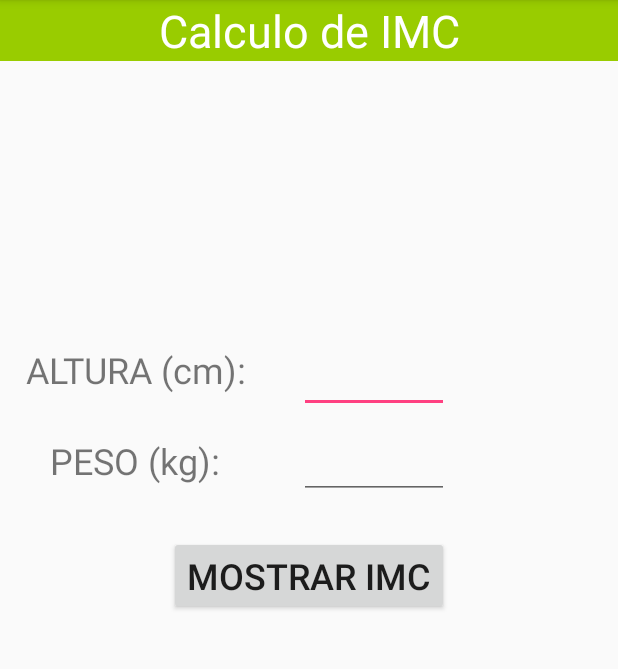
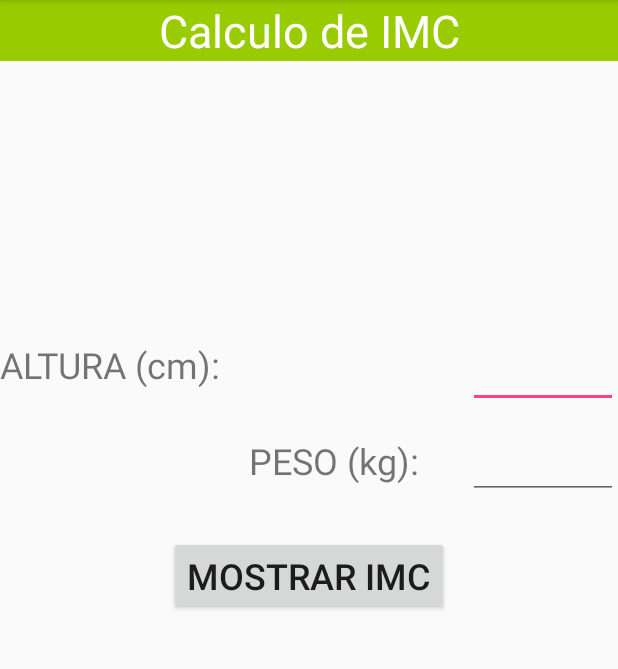
Before and after one commit to OKivuu/unipe-2018-imc, an Android app: the MainActivity screen opened directly, with no data from a screen before it, after a tap on "MOSTRAR IMC", on a phone screen of 412 x 824 dp, the part 84-753 px from its top. Run offline under Robolectric (Android 15) with nearby library versions, the phone set to English and light mode, and no system bars.

Commit message:
Ajuste de layout devido merge

```diff
--- a/app/src/main/java/com/example/wkivi/unipeimc/MainActivity.java
+++ b/app/src/main/java/com/example/wkivi/unipeimc/MainActivity.java
@@ -68,6 +68,8 @@ public class MainActivity extends AppCompatActivity {
                 String pesoString = String.valueOf(editTextPeso.getText());
                 String alturaString = String.valueOf(editTextAltura.getText());
 
+                editTextResultado.setText("");
+
                 if ( (null != pesoString && pesoString.length() > 0) && (null != alturaString && alturaString.length() > 0) )
                 {
                     double peso = Double.parseDouble(pesoString);
--- a/app/src/main/res/layout/activity_main.xml
+++ b/app/src/main/res/layout/activity_main.xml
@@ -23,9 +23,9 @@
         android:layout_width="100dp"
         android:layout_height="wrap_content"
         android:layout_above="@+id/editTextPeso"
-        android:layout_alignEnd="@+id/buttonCalcular"
-        android:layout_alignRight="@+id/buttonCalcular"
-        android:layout_marginBottom="12dp"
+        android:layout_alignParentEnd="true"
+        android:layout_alignParentRight="true"
+        android:layout_marginBottom="15dp"
         android:inputType="numberDecimal" />
 
     <Button
@@ -49,11 +49,11 @@
 
     <TextView
         android:id="@+id/textViewAltura"
-        android:layout_width="162dp"
+        android:layout_width="182dp"
         android:layout_height="43dp"
+        android:layout_alignParentLeft="true"
+        android:layout_alignParentStart="true"
         android:layout_alignTop="@+id/editTextAltura"
-        android:layout_marginEnd="20dp"
-        android:layout_marginRight="20dp"
         android:layout_toLeftOf="@+id/editTextAltura"
         android:layout_toStartOf="@+id/editTextAltura"
         android:text="ALTURA (cm):"
```
